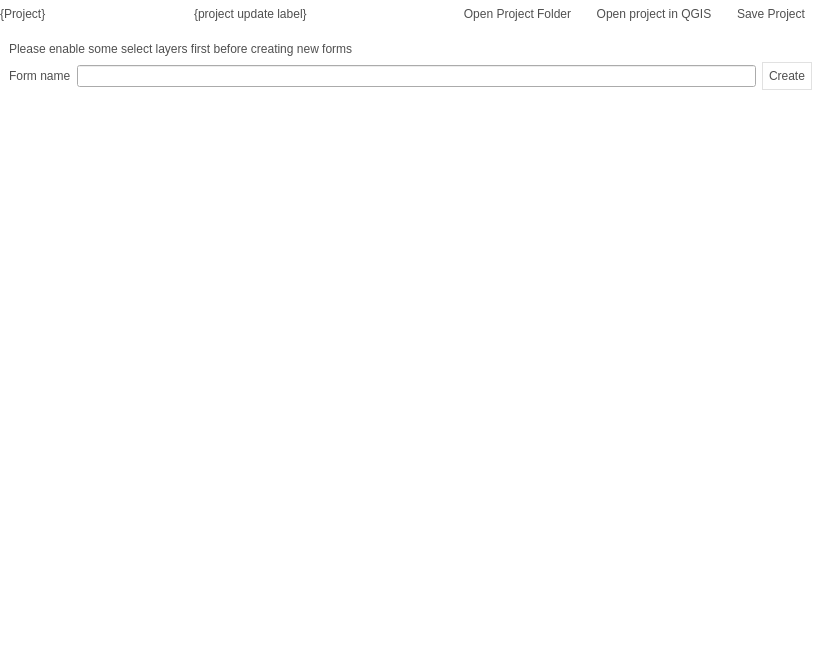
Old version of the form src/configmanager/ui/ui_projectwidget.ui in the repository roam-qgis/Roam.
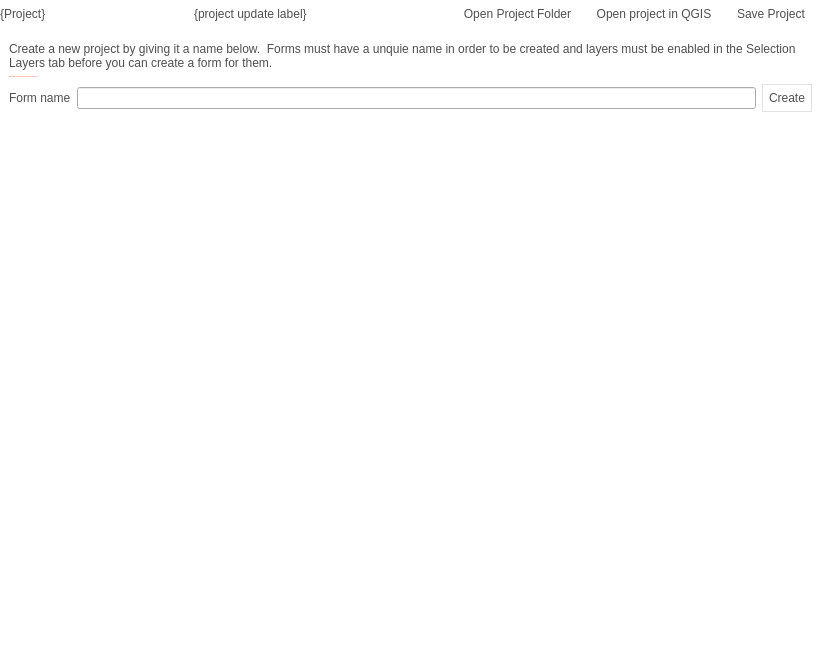
New version of the form. Icons and pictures are not drawn. Custom widgets are drawn as their Qt base class.

Commit message: Add help to projects and form pages

Diff of the .ui file:
```diff
--- a/src/configmanager/ui/ui_projectwidget.ui
+++ b/src/configmanager/ui/ui_projectwidget.ui
@@ -353,8 +353,30 @@
      </widget>
      <widget class="QWidget" name="forms_page">
       <layout class="QVBoxLayout" name="verticalLayout_2">
+       <item>
+        <widget class="QLabel" name="lblFormInfo">
+         <property name="text">
+          <string>Create a new project by giving it a name below.  Forms must have a unquie name in order to be created and layers must be enabled in the Selection Layers tab before you can create a form for them.</string>
+         </property>
+         <property name="wordWrap">
+          <bool>true</bool>
+         </property>
+        </widget>
+       </item>
        <item>
         <widget class="QLabel" name="lblSelectLayersError">
+         <property name="font">
+          <font>
+           <family>Segoe UI</family>
+           <pointsize>-1</pointsize>
+           <weight>50</weight>
+           <italic>false</italic>
+           <bold>false</bold>
+          </font>
+         </property>
+         <property name="styleSheet">
+          <string notr="true">color: rgb(255, 57, 39);</string>
+         </property>
          <property name="text">
           <string>Please enable some select layers first before creating new forms</string>
          </property>
```
The commit also changes 1 other file.
